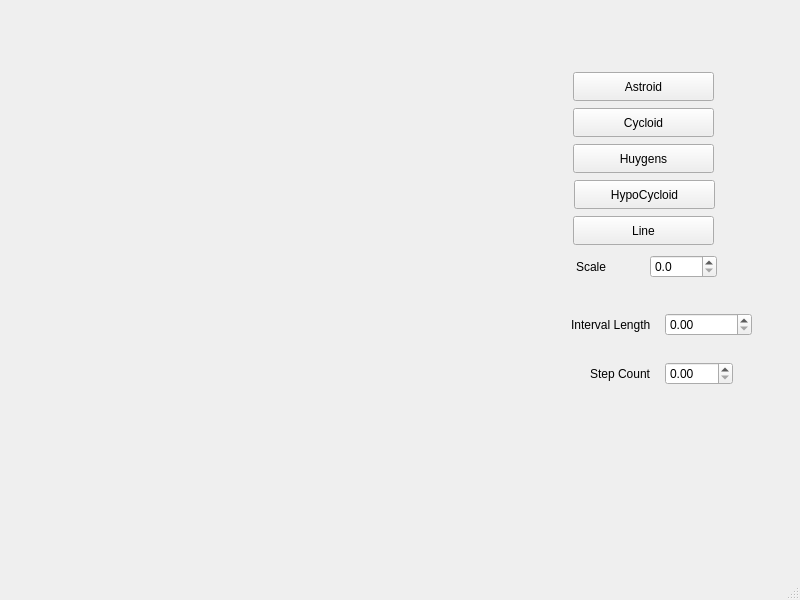
Before: the Qt Designer form mainwindow.ui in Nourreddine1920/Squares-examples, drawn with Qt 5.
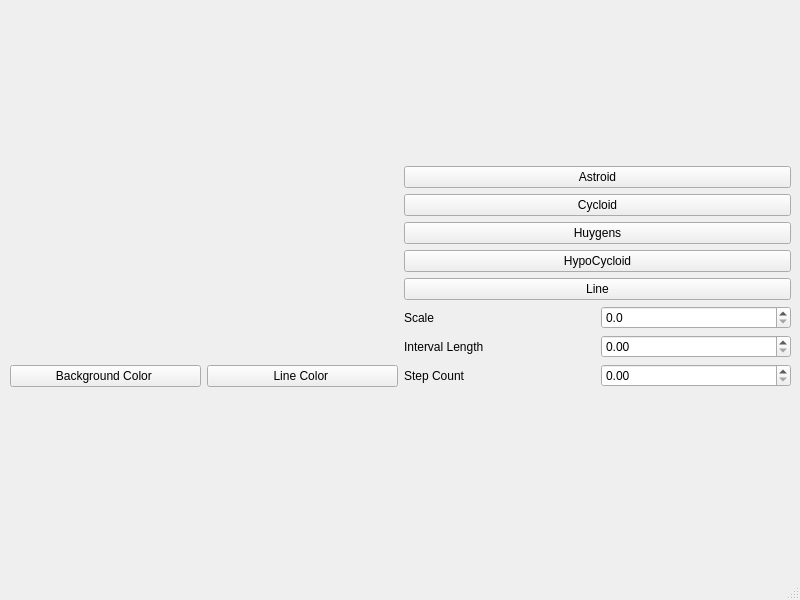
After: the same form once the commit is applied. Custom widgets are drawn as their Qt base class.

Commit message: adding a drop of color

```diff
--- a/mainwindow.ui
+++ b/mainwindow.ui
@@ -14,90 +14,79 @@
    <string>MainWindow</string>
   </property>
   <widget class="QWidget" name="centralwidget">
-   <widget class="RenderArea" name="renderArea" native="true">
+   <widget class="QWidget" name="">
     <property name="geometry">
      <rect>
-      <x>11</x>
+      <x>10</x>
       <y>11</y>
-      <width>531</width>
-      <height>527</height>
+      <width>781</width>
+      <height>531</height>
      </rect>
     </property>
-   </widget>
-   <widget class="QPushButton" name="btnCycloid">
-    <property name="geometry">
-     <rect>
-      <x>573</x>
-      <y>108</y>
-      <width>141</width>
-      <height>29</height>
-     </rect>
-    </property>
+    <layout class="QGridLayout" name="gridLayout_2">
+     <item row="0" column="0">
+      <layout class="QGridLayout" name="gridLayout">
+       <item row="0" column="0">
+        <widget class="RenderArea" name="renderArea" native="true"/>
+       </item>
+       <item row="1" column="0">
+        <layout class="QHBoxLayout" name="horizontalLayout_4">
+         <item>
+          <widget class="QPushButton" name="btnBackground">
+           <property name="text">
+            <string>Background Color </string>
+           </property>
+          </widget>
+         </item>
+         <item>
+          <widget class="QPushButton" name="btnLineColor">
     <property name="text">
-     <string>Cycloid</string>
-    </property>
-   </widget>
+            <string>Line Color </string>
+           </property>
+          </widget>
+         </item>
+        </layout>
+       </item>
+      </layout>
+     </item>
+     <item row="0" column="1">
+      <layout class="QVBoxLayout" name="verticalLayout">
+       <item>
    <widget class="QPushButton" name="btnAstroid">
-    <property name="geometry">
-     <rect>
-      <x>573</x>
-      <y>72</y>
-      <width>141</width>
-      <height>29</height>
-     </rect>
-    </property>
     <property name="text">
      <string>Astroid</string>
     </property>
    </widget>
+       </item>
+       <item>
+        <widget class="QPushButton" name="btnCycloid">
+         <property name="text">
+          <string>Cycloid</string>
+         </property>
+        </widget>
+       </item>
+       <item>
    <widget class="QPushButton" name="btnHuygens">
-    <property name="geometry">
-     <rect>
-      <x>573</x>
-      <y>144</y>
-      <width>141</width>
-      <height>29</height>
-     </rect>
-    </property>
     <property name="text">
      <string>Huygens</string>
     </property>
    </widget>
+       </item>
+       <item>
    <widget class="QPushButton" name="btnHypo">
-    <property name="geometry">
-     <rect>
-      <x>574</x>
-      <y>180</y>
-      <width>141</width>
-      <height>29</height>
-     </rect>
-    </property>
     <property name="text">
      <string>HypoCycloid</string>
     </property>
    </widget>
+       </item>
+       <item>
    <widget class="QPushButton" name="btnLine">
-    <property name="geometry">
-     <rect>
-      <x>573</x>
-      <y>216</y>
-      <width>141</width>
-      <height>29</height>
-     </rect>
-    </property>
     <property name="text">
      <string>Line</string>
     </property>
    </widget>
-   <widget class="QWidget" name="">
-    <property name="geometry">
-     <rect>
-      <x>576</x>
-      <y>253</y>
-      <width>141</width>
-      <height>27</height>
-     </rect>
-    </property>
+       </item>
+       <item>
     <layout class="QHBoxLayout" name="horizontalLayout">
      <item>
       <widget class="QLabel" name="label">
@@ -117,16 +106,8 @@
       </widget>
      </item>
     </layout>
-   </widget>
-   <widget class="QWidget" name="">
-    <property name="geometry">
-     <rect>
-      <x>571</x>
-      <y>311</y>
-      <width>181</width>
-      <height>27</height>
-     </rect>
-    </property>
+       </item>
+       <item>
     <layout class="QHBoxLayout" name="horizontalLayout_2">
      <item>
       <widget class="QLabel" name="label_2">
@@ -146,16 +127,8 @@
       </widget>
      </item>
     </layout>
-   </widget>
-   <widget class="QWidget" name="">
-    <property name="geometry">
-     <rect>
-      <x>590</x>
-      <y>360</y>
-      <width>143</width>
-      <height>27</height>
-     </rect>
-    </property>
+       </item>
+       <item>
     <layout class="QHBoxLayout" name="horizontalLayout_3">
      <item>
       <widget class="QLabel" name="label_3">
@@ -166,6 +139,10 @@
      </item>
      <item>
       <widget class="QDoubleSpinBox" name="spinStepCount"/>
+         </item>
+        </layout>
+       </item>
+      </layout>
      </item>
     </layout>
    </widget>
```
Lines whose indentation alone changed are shown as unchanged. The commit also changes 3 other files.
